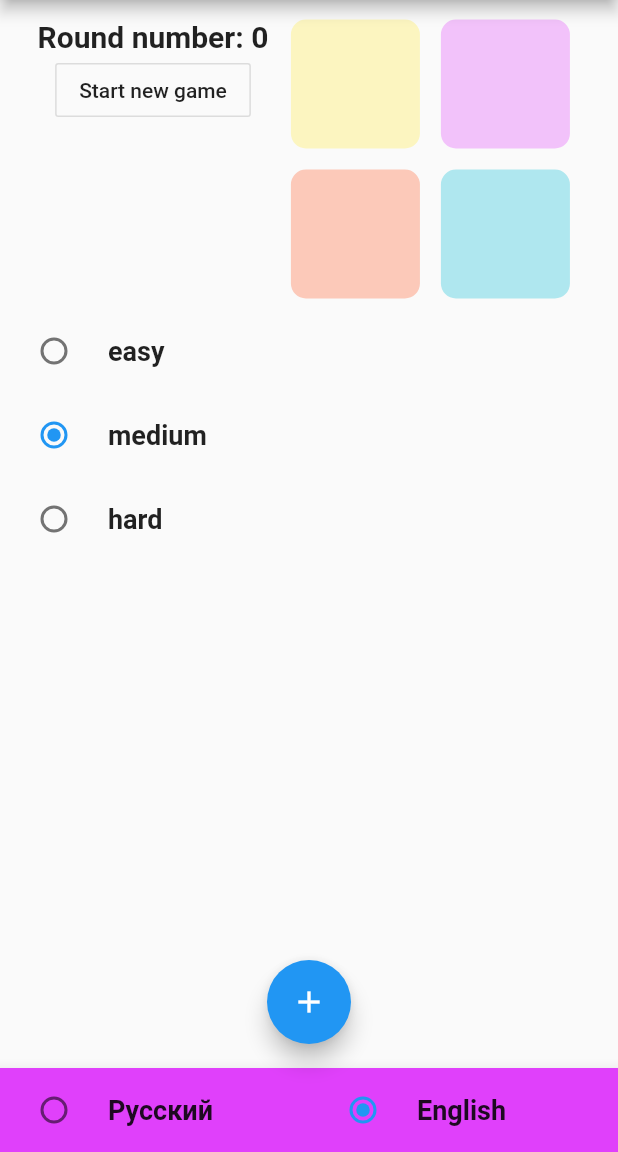
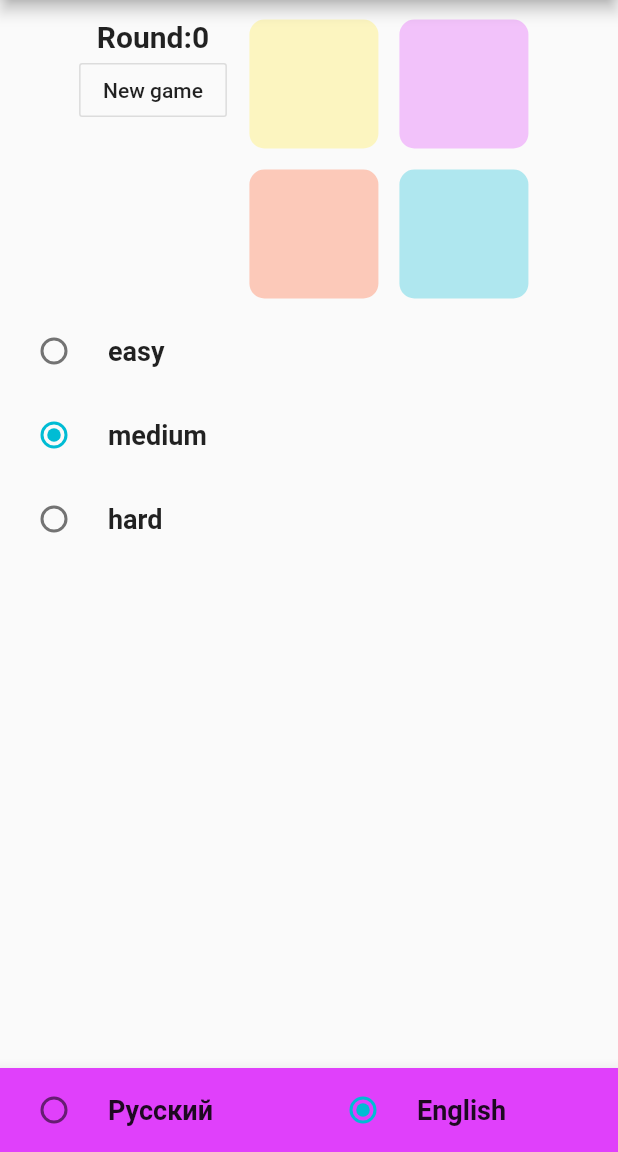
Before and after one commit to DmitriyGalyanov/flutter_simon_game, a Flutter app: the screen it shows after launch, on a phone screen of 412 x 824 dp, the part 84-1236 px from its top. Run offline on Flutter 3.47's test engine with Material 2 defaults, Android fonts, the phone set to English and light mode, and no system bars; our stand-ins replace audioplayers.

Commit message:
v0.3.1
edit SimonGame:
  add languageLocales (now setting language works)

```diff
--- a/lib/components/SimonGame.dart
+++ b/lib/components/SimonGame.dart
@@ -22,15 +22,34 @@ class _SimonGameState extends State<SimonGame> {
   //   player.loadAll(['0.ogg', '1.ogg', '2.ogg', '3.ogg']);
   // }
   void playAudio(int sectorId) {
-    //TODO: ADD SECTOR ID HERE
     AudioCache player = AudioCache();
     // player.play('$sectorId.ogg');
     player.play('sample.mp3');
   }
 
   // GAME VARIABLES -- START
-  int timeout = 1000; //TODO: ADD TIMEOUT CHANGE
+  int timeout = 1000;
   String language = 'en'; //TODO: ADD LANGUAGE CHANGE
+  Map languageLocales = {
+    'ru': {
+      'roundLabel': 'Раунд',
+      'startNewGameButtonLabel': 'Новая игра',
+      'repeatHighlightButtonLabel': 'Повторить последовательность',
+      'tryLostRoundButtonLabel': 'Повторить последний раунд',
+      'setEasyButtonLabel': 'легко',
+      'setMediumButtonLabel': 'средне',
+      'setHardButtonLabel': 'сложно'
+    },
+    'en': {
+      'roundLabel': 'Round',
+      'startNewGameButtonLabel': 'New game',
+      'repeatHighlightButtonLabel': 'Repeat highlight',
+      'tryLostRoundButtonLabel': 'Try lost round again',
+      'setEasyButtonLabel': 'easy',
+      'setMediumButtonLabel': 'medium',
+      'setHardButtonLabel': 'hard'
+    }
+  };
   int roundNumber = 0;
   bool isGameOn = false;
   bool isUserFail = false;
@@ -225,23 +244,27 @@ class _SimonGameState extends State<SimonGame> {
                     child: Column(
                       children: [
                         Text(
-                          'Round number: $roundNumber',
+                          '${languageLocales[language]
+                            ['roundLabel']}:$roundNumber',
                           style: TextStyle(
                               fontWeight: FontWeight.bold, fontSize: 20.0),
                         ),
                         if (!isGameOn)
                           Button(
-                            label: 'Start new game',
+                            label: languageLocales[language]
+                                ['startNewGameButtonLabel'],
                             handleTap: startGame,
                           ),
                         if (isGameOn)
-                          Button(
-                              label: 'Repeat highlight',
+                          Button( //TODO: stop wrap with ru
+                              label: languageLocales[language]
+                                ['repeatHighlightButtonLabel'],
                               handleTap: repeatHighlight,
                               isDisabled: isBlinking ? true : false),
                         if (isUserFail)
                           Button(
-                            label: 'Try last round again',
+                            label: languageLocales[language]
+                              ['tryLostRoundButtonLabel'],
                             handleTap: tryLostRound,
                           ),
                       ],
@@ -253,7 +276,8 @@ class _SimonGameState extends State<SimonGame> {
               Column(children: [
                 RadioListTile(
                   title: Text(
-                    'easy',
+                    languageLocales[language]
+                    ['setEasyButtonLabel'],
                     style:
                         TextStyle(fontWeight: FontWeight.bold, fontSize: 18.0),
                   ),
@@ -263,7 +287,8 @@ class _SimonGameState extends State<SimonGame> {
                 ),
                 RadioListTile(
                   title: Text(
-                    'medium',
+                    languageLocales[language]
+                    ['setMediumButtonLabel'],
                     style:
                         TextStyle(fontWeight: FontWeight.bold, fontSize: 18.0),
                   ),
@@ -273,7 +298,8 @@ class _SimonGameState extends State<SimonGame> {
                 ),
                 RadioListTile(
                   title: Text(
-                    'hard',
+                    languageLocales[language]
+                    ['setHardButtonLabel'],
                     style:
                         TextStyle(fontWeight: FontWeight.bold, fontSize: 18.0),
                   ),
@@ -315,12 +341,6 @@ class _SimonGameState extends State<SimonGame> {
           ],
         ),
       ),
-      floatingActionButtonLocation: FloatingActionButtonLocation.centerFloat,
-      floatingActionButton: FloatingActionButton(
-          child: Icon(Icons.add),
-          onPressed: () {
-            blinkSectors();
-          }),
     );
   }
 }
--- a/lib/main.dart
+++ b/lib/main.dart
@@ -9,7 +9,8 @@ class MyApp extends StatelessWidget {
     return MaterialApp(
         title: 'Simon Game',
         theme: ThemeData(
-            primaryColor: Colors.purpleAccent
+            primaryColor: Colors.purpleAccent,
+            accentColor: Colors.cyan
         ),
         home: SimonGame(0)
     );
```
